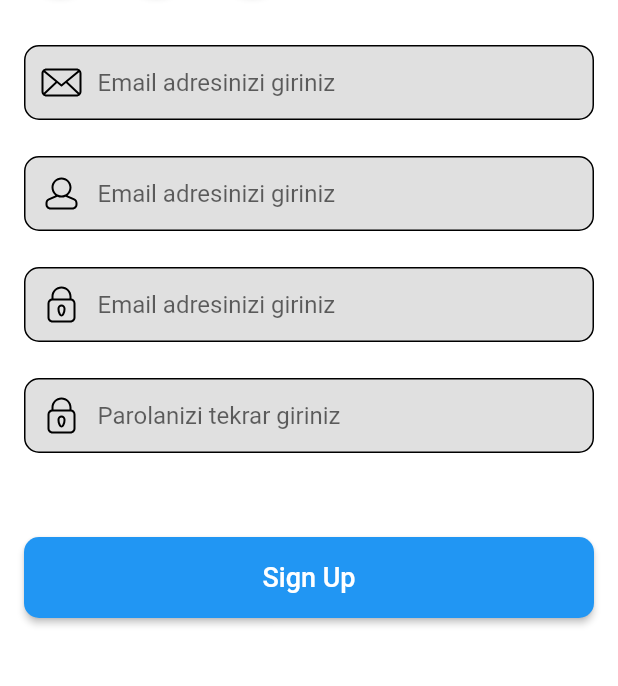
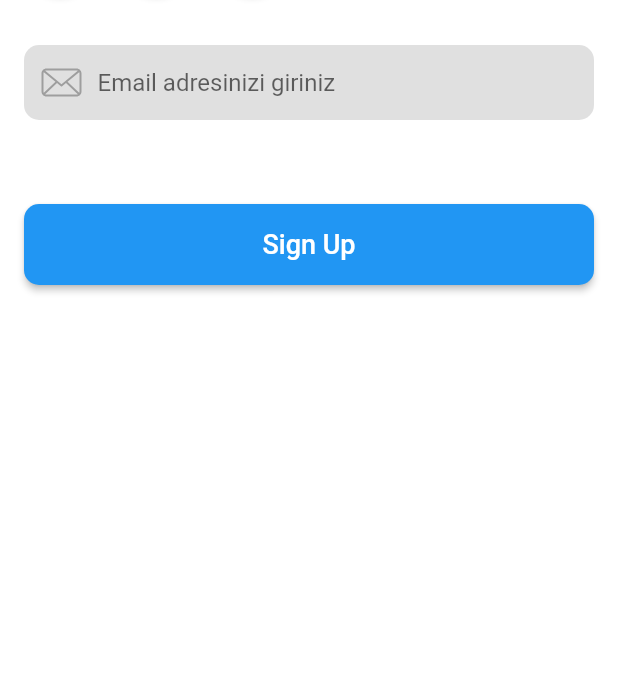
Before and after one commit to umutyenidil/flutter_auth, a Flutter app: the SignUpPage screen opened directly, on a phone screen of 412 x 824 dp, the part 378-1064 px from its top. Run offline on Flutter 3.47's test engine with Material 2 defaults, Android fonts, the phone set to English and light mode, and no system bars; our stand-ins replace firebase_core, flutter_svg; accounts and stored records are empty; statements that could not run were skipped.

Commit message:
the name of the view folder has been changed as pages

```diff
--- a/lib/view/sign_up_page/sign_up_page.dart
+++ b/lib/pages/sign_up_page/sign_up_page.dart
@@ -3,18 +3,32 @@ import 'package:flutter_auth/constants/border_radius_constants.dart';
 import 'package:flutter_auth/constants/icon_path_constants.dart';
 import 'package:flutter_auth/constants/regular_expression_constants.dart';
 import 'package:flutter_auth/extensions/build_context_extensions.dart';
-import 'package:flutter_auth/view/common_widgets/horizontal_space.dart';
-import 'package:flutter_auth/view/common_widgets/vertical_space.dart';
-import 'package:flutter_auth/view/sign_up_page/widgets/back_svg_button.dart';
-import 'package:flutter_auth/view/sign_up_page/widgets/input_field.dart';
-import 'package:flutter_auth/view/sign_up_page/widgets/page_background.dart';
-import 'package:flutter_auth/view/sign_up_page/widgets/sign_in_text_button.dart';
-import 'package:flutter_auth/view/sign_up_page/widgets/sign_up_form_background.dart';
-import 'package:flutter_auth/view/sign_up_page/widgets/social_media_svg_button.dart';
-import 'package:flutter_svg/flutter_svg.dart';
+import 'package:flutter_auth/pages/common_widgets/horizontal_space.dart';
+import 'package:flutter_auth/pages/common_widgets/vertical_space.dart';
+import 'package:flutter_auth/pages/sign_up_page/widgets/back_svg_button.dart';
+import 'package:flutter_auth/pages/sign_up_page/widgets/input_field.dart';
+import 'package:flutter_auth/pages/sign_up_page/widgets/page_background.dart';
+import 'package:flutter_auth/pages/sign_up_page/widgets/sign_in_text_button.dart';
+import 'package:flutter_auth/pages/sign_up_page/widgets/sign_up_form_background.dart';
+import 'package:flutter_auth/pages/sign_up_page/widgets/social_media_svg_button.dart';
 
-class SignUpPage extends StatelessWidget {
-  const SignUpPage({Key? key}) : super(key: key);
+class SignUpPage extends StatefulWidget {
+  SignUpPage({Key? key}) : super(key: key);
+
+  @override
+  State<SignUpPage> createState() => _SignUpPageState();
+}
+
+class _SignUpPageState extends State<SignUpPage> {
+  late final TextEditingController _mailInputController;
+  late final TextEditingController _usernameInputController;
+  late final TextEditingController _passwordInputController;
+  late final TextEditingController _passwordAgainInputController;
+
+  late final FocusNode _mailInputNode;
+  late final FocusNode _usernameInputNode;
+  late final FocusNode _passwordInputNode;
+  late final FocusNode _passwordAgainInputNode;
 
   @override
   Widget build(BuildContext context) {
@@ -92,39 +106,13 @@ class SignUpPage extends StatelessWidget {
                             ),
                             const VerticalSpace(36),
                             InputField(
+                              node: _mailInputNode,
+                              controller: _mailInputController,
                               svgIcon: IconPathConstants.mailIcon,
                               regularExpression: RegularExpressionConstants.emailRegex,
                               inputType: TextInputType.emailAddress,
                               hintText: 'Email adresinizi giriniz',
-                              node: FocusNode(),
-                              errorMessage: 'Lutfen gecerli bir email adresi giriniz',
-                            ),
-                            const VerticalSpace(8),
-                            InputField(
-                              svgIcon: IconPathConstants.userIcon,
-                              regularExpression: RegularExpressionConstants.min8CharacterRegex,
-                              inputType: TextInputType.emailAddress,
-                              hintText: 'Email adresinizi giriniz',
-                              node: FocusNode(),
-                              errorMessage: 'Lutfen gecerli bir email adresi giriniz',
-                            ),
-                            const VerticalSpace(8),
-                            InputField(
-                              svgIcon: IconPathConstants.lockIcon,
-                              regularExpression: RegularExpressionConstants.min8CharacterRegex,
-                              inputType: TextInputType.emailAddress,
-                              hintText: 'Email adresinizi giriniz',
-                              node: FocusNode(),
-                              errorMessage: 'Lutfen gecerli bir email adresi giriniz',
-                            ),
-                            const VerticalSpace(8),
-                            InputField(
-                              svgIcon: IconPathConstants.lockIcon,
-                              regularExpression: RegularExpressionConstants.min8CharacterRegex,
-                              inputType: TextInputType.emailAddress,
-                              hintText: 'Parolanizi tekrar giriniz',
-                              node: FocusNode(),
-                              errorMessage: 'Lutfen gecerli bir email adresi giriniz',
+                              errorMessage: 'Lütfen geçerli bir email adresi giriniz.',
                             ),
                             VerticalSpace(40),
                             SizedBox(
@@ -138,7 +126,9 @@ class SignUpPage extends StatelessWidget {
                                 shape: RoundedRectangleBorder(
                                   borderRadius: BorderRadiusConstants.allCorners10,
                                 ),
-                                onPressed: () {},
+                                onPressed: () {
+                                  print(_mailInputController.text);
+                                },
                                 child: Text(
                                   'Sign Up',
                                   style: TextStyle(
@@ -161,4 +151,34 @@ class SignUpPage extends StatelessWidget {
       ),
     );
   }
+
+  @override
+  void initState() {
+    super.initState();
+
+    _mailInputController = TextEditingController();
+    _usernameInputController = TextEditingController();
+    _passwordInputController = TextEditingController();
+    _passwordAgainInputController = TextEditingController();
+
+    _mailInputNode = FocusNode();
+    _usernameInputNode = FocusNode();
+    _passwordInputNode = FocusNode();
+    _passwordAgainInputNode = FocusNode();
+  }
+
+  @override
+  void dispose() {
+    _mailInputController.dispose();
+    _usernameInputController.dispose();
+    _passwordInputController.dispose();
+    _passwordAgainInputController.dispose();
+
+    _mailInputNode.dispose();
+    _usernameInputNode.dispose();
+    _passwordInputNode.dispose();
+    _passwordAgainInputNode.dispose();
+
+    super.dispose();
+  }
 }
--- a/lib/view/sign_up_page/widgets/input_field.dart
+++ b/lib/pages/sign_up_page/widgets/input_field.dart
@@ -1,8 +1,8 @@
 import 'package:flutter/material.dart';
 import 'package:flutter_auth/constants/border_radius_constants.dart';
 import 'package:flutter_auth/constants/icon_path_constants.dart';
-import 'package:flutter_auth/view/common_widgets/horizontal_space.dart';
-import 'package:flutter_auth/view/common_widgets/vertical_space.dart';
+import 'package:flutter_auth/pages/common_widgets/horizontal_space.dart';
+import 'package:flutter_auth/pages/common_widgets/vertical_space.dart';
 import 'package:flutter_svg/flutter_svg.dart';
 
 class InputField extends StatefulWidget {
@@ -22,6 +22,7 @@ class InputField extends StatefulWidget {
   final String regularExpression;
   final String errorMessage;
   final String svgIcon;
+  final TextEditingController controller;
 
   @override
   State<InputField> createState() => _InputFieldState();
@@ -57,7 +58,7 @@ class _InputFieldState extends State<InputField> {
             color: Colors.grey.shade300,
             borderRadius: BorderRadiusConstants.allCorners10,
             border: Border.all(
-              color: (_hasFocus ? _activeColor : Colors.black),
+              color: (_hasFocus ? _activeColor : Colors.transparent),
             ),
           ),
           child: Row(
@@ -67,7 +68,7 @@ class _InputFieldState extends State<InputField> {
                 dimension: 32,
                 child: SvgPicture.asset(
                   widget.svgIcon,
-                  color: _hasFocus ? _activeColor : Colors.black,
+                  color: _hasFocus ? _activeColor : Colors.grey,
                 ),
               ),
               HorizontalSpace(8),
@@ -80,6 +81,7 @@ class _InputFieldState extends State<InputField> {
                     });
                   },
                   child: TextField(
+                    controller: widget.controller,
                     keyboardType: widget.inputType,
                     cursorColor: Colors.grey,
                     decoration: InputDecoration(
@@ -93,8 +95,12 @@ class _InputFieldState extends State<InputField> {
                         setState(() {
                           _activeColor = _hasError ? Colors.red : Colors.green;
                         });
-                      } else {}
+                      }
                     },
+                    onEditingComplete: () {
+                      widget.controller.text = _hasError ? '#ERROR#' : widget.controller.text;
+                    },
+
                   ),
                 ),
               ),
@@ -104,12 +110,14 @@ class _InputFieldState extends State<InputField> {
         const VerticalSpace(4),
         Container(
           width: double.infinity,
-          // color: Colors.red,
-          padding: EdgeInsets.only(left: 8),
+          padding: const EdgeInsets.only(left: 8),
           alignment: Alignment.centerLeft,
           child: Text(
-            _hasError ? widget.errorMessage : '',
-            style: TextStyle(color: Colors.red, fontSize: 10),
+            widget.errorMessage,
+            style: TextStyle(
+              color: (_hasError) ? Colors.red : Colors.transparent,
+              fontSize: 10,
+            ),
           ),
         ),
       ],
--- a/lib/view/sign_up_page/widgets/sign_up_form_background.dart
+++ b/lib/pages/sign_up_page/widgets/sign_up_form_background.dart
@@ -1,6 +1,6 @@
 import 'package:flutter/material.dart';
 import 'package:flutter_auth/extensions/build_context_extensions.dart';
-import 'package:flutter_auth/view/common_widgets/vertical_space.dart';
+import 'package:flutter_auth/pages/common_widgets/vertical_space.dart';
 
 class SignUpFormBackground extends StatelessWidget {
   const SignUpFormBackground({Key? key, required this.child}) : super(key: key);
```
Also changed, not shown: lib/pages/common_widgets/horizontal_space.dart (renamed from lib/view/common_widgets/horizontal_space.dart), lib/pages/common_widgets/vertical_space.dart (renamed from lib/view/common_widgets/vertical_space.dart), lib/pages/home_page/home_page.dart (renamed from lib/view/home_page/home_page.dart), lib/pages/sign_up_page/widgets/back_svg_button.dart (renamed from lib/view/sign_up_page/widgets/back_svg_button.dart), lib/pages/sign_up_page/widgets/page_background.dart (renamed from lib/view/sign_up_page/widgets/page_background.dart), lib/pages/sign_up_page/widgets/sign_in_text_button.dart (renamed from lib/view/sign_up_page/widgets/sign_in_text_button.dart), lib/pages/sign_up_page/widgets/social_media_svg_button.dart (renamed from lib/view/sign_up_page/widgets/social_media_svg_button.dart).
